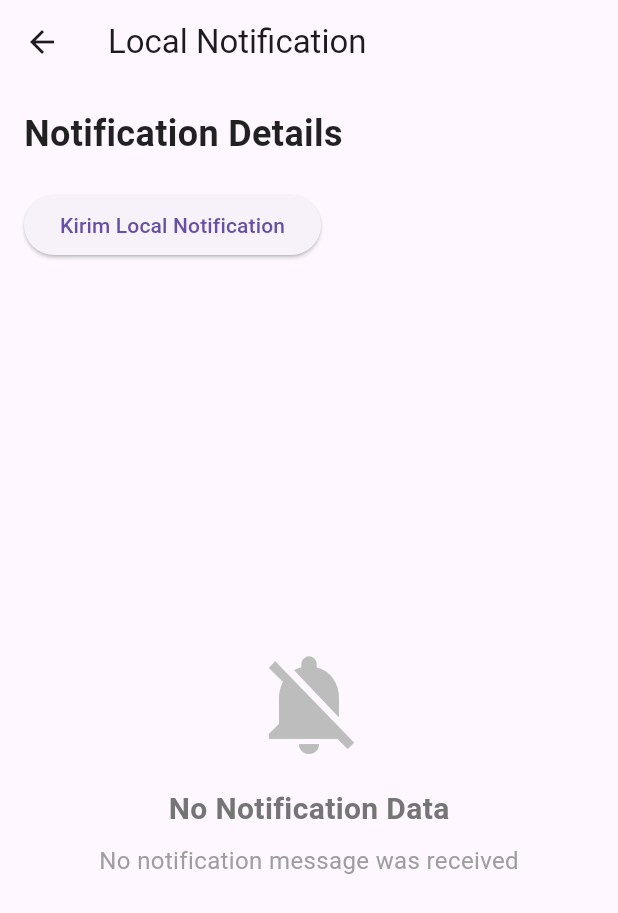
After one commit to MilzamRadifan/about_flutter, a Flutter app: the LocalNotificationPage screen opened by its route, after a tap on "Kirim Local Notification", on a phone screen of 412 x 824 dp. The commit adds this screen. Shown: the top 913 px of the screen. Run offline on Flutter 3.47's test engine with Material 3 defaults, Android fonts, the phone set to English and light mode, and no system bars; our stand-ins replace cloud_firestore, firebase_auth, firebase_core, firebase_messaging, flutter_local_notifications, fluttertoast and 1 more; accounts and stored records are empty.

Commit message:
Local Notification

```diff
--- a/lib/Screen/page/home_page.dart
+++ b/lib/Screen/page/home_page.dart
@@ -57,9 +57,15 @@ class _HomePageState extends State<HomePage> {
               },
             ),
             ListTile(
-              title: const Text('Notification'),
+              title: const Text('Remote Notification'),
               onTap: () {
-                Navigator.pushNamed(context, '/notification');
+                Navigator.pushNamed(context, '/remote-notification');
+              },
+            ),
+            ListTile(
+              title: const Text('local Notification'),
+              onTap: () {
+                Navigator.pushNamed(context, '/local-notification');
               },
             ),
 
--- /dev/null
+++ b/lib/Screen/page/local_notification_page.dart
@@ -0,0 +1,224 @@
+import 'package:flutter/material.dart';
+import 'package:event_management_app/Service/local_notification_service.dart';
+
+class LocalNotificationPage extends StatelessWidget {
+  const LocalNotificationPage({super.key});
+
+  @override
+  Widget build(BuildContext context) {
+    // Ambil pesan dari arguments jika ada
+    final String? notifMessage = ModalRoute.of(context)?.settings.arguments as String?;
+
+    return Scaffold(
+      appBar: AppBar(
+        title: const Text('Local Notification'),
+      ),
+      body: Padding(
+        padding: const EdgeInsets.all(16.0),
+        child: Column(
+          crossAxisAlignment: CrossAxisAlignment.start,
+          children: [
+            const Text(
+              'Notification Details',
+              style: TextStyle(
+                fontSize: 24,
+                fontWeight: FontWeight.bold,
+                color: Colors.black87,
+              ),
+            ),
+            const SizedBox(height: 20),
+            ElevatedButton(
+              onPressed: () async {
+                await LocalNotificationService().showNotification(
+                  title: 'Test Local Notification',
+                  body: 'Ini adalah pesan notifikasi lokal!',
+                );
+              },
+              child: const Text('Kirim Local Notification'),
+            ),
+            const SizedBox(height: 32),
+            if (notifMessage != null) ...[
+              // Title Card
+              Card(
+                elevation: 4,
+                margin: const EdgeInsets.only(bottom: 16),
+                child: Container(
+                  width: double.infinity,
+                  padding: const EdgeInsets.all(16),
+                  decoration: BoxDecoration(
+                    gradient: LinearGradient(
+                      colors: [Colors.blue.shade50, Colors.blue.shade100],
+                      begin: Alignment.topLeft,
+                      end: Alignment.bottomRight,
+                    ),
+                    borderRadius: BorderRadius.circular(12),
+                  ),
+                  child: Column(
+                    crossAxisAlignment: CrossAxisAlignment.start,
+                    children: [
+                      Row(
+                        children: [
+                          Icon(
+                            Icons.notifications_active,
+                            color: Colors.blue.shade700,
+                            size: 24,
+                          ),
+                          const SizedBox(width: 8),
+                          const Text(
+                            'Title',
+                            style: TextStyle(
+                              fontSize: 16,
+                              fontWeight: FontWeight.bold,
+                              color: Colors.black87,
+                            ),
+                          ),
+                        ],
+                      ),
+                      const SizedBox(height: 8),
+                      const Text(
+                        'Test Local Notification',
+                        style: TextStyle(
+                          fontSize: 18,
+                          fontWeight: FontWeight.w600,
+                          color: Colors.black87,
+                        ),
+                      ),
+                    ],
+                  ),
+                ),
+              ),
+              // Body Card
+              Card(
+                elevation: 4,
+                margin: const EdgeInsets.only(bottom: 16),
+                child: Container(
+                  width: double.infinity,
+                  padding: const EdgeInsets.all(16),
+                  decoration: BoxDecoration(
+                    gradient: LinearGradient(
+                      colors: [Colors.green.shade50, Colors.green.shade100],
+                      begin: Alignment.topLeft,
+                      end: Alignment.bottomRight,
+                    ),
+                    borderRadius: BorderRadius.circular(12),
+                  ),
+                  child: Column(
+                    crossAxisAlignment: CrossAxisAlignment.start,
+                    children: [
+                      Row(
+                        children: [
+                          Icon(
+                            Icons.message,
+                            color: Colors.green.shade700,
+                            size: 24,
+                          ),
+                          const SizedBox(width: 8),
+                          const Text(
+                            'Message',
+                            style: TextStyle(
+                              fontSize: 16,
+                              fontWeight: FontWeight.bold,
+                              color: Colors.black87,
+                            ),
+                          ),
+                        ],
+                      ),
+                      const SizedBox(height: 8),
+                      Text(
+                        notifMessage,
+                        style: const TextStyle(
+                          fontSize: 16,
+                          color: Colors.black87,
+                        ),
+                      ),
+                    ],
+                  ),
+                ),
+              ),
+              // Timestamp Card
+              Card(
+                elevation: 4,
+                child: Container(
+                  width: double.infinity,
+                  padding: const EdgeInsets.all(16),
+                  decoration: BoxDecoration(
+                    gradient: LinearGradient(
+                      colors: [Colors.purple.shade50, Colors.purple.shade100],
+                      begin: Alignment.topLeft,
+                      end: Alignment.bottomRight,
+                    ),
+                    borderRadius: BorderRadius.circular(12),
+                  ),
+                  child: Column(
+                    crossAxisAlignment: CrossAxisAlignment.start,
+                    children: [
+                      Row(
+                        children: [
+                          Icon(
+                            Icons.access_time,
+                            color: Colors.purple.shade700,
+                            size: 24,
+                          ),
+                          const SizedBox(width: 8),
+                          const Text(
+                            'Received At',
+                            style: TextStyle(
+                              fontSize: 16,
+                              fontWeight: FontWeight.bold,
+                              color: Colors.black87,
+                            ),
+                          ),
+                        ],
+                      ),
+                      const SizedBox(height: 8),
+                      Text(
+                        DateTime.now().toString().substring(0, 19),
+                        style: const TextStyle(
+                          fontSize: 14,
+                          color: Colors.black87,
+                        ),
+                      ),
+                    ],
+                  ),
+                ),
+              ),
+            ] else ...[
+              // No notification data
+              Expanded(
+                child: Center(
+                  child: Column(
+                    mainAxisAlignment: MainAxisAlignment.center,
+                    children: [
+                      Icon(
+                        Icons.notifications_off,
+                        size: 80,
+                        color: Colors.grey.shade400,
+                      ),
+                      const SizedBox(height: 16),
+                      Text(
+                        'No Notification Data',
+                        style: TextStyle(
+                          fontSize: 20,
+                          fontWeight: FontWeight.bold,
+                          color: Colors.grey.shade600,
+                        ),
+                      ),
+                      const SizedBox(height: 8),
+                      Text(
+                        'No notification message was received',
+                        style: TextStyle(
+                          fontSize: 16,
+                          color: Colors.grey.shade500,
+                        ),
+                      ),
+                    ],
+                  ),
+                ),
+              ),
+            ],
+          ],
+        ),
+      ),
+    );
+  }
+}
--- a/lib/Screen/page/notification_page.dart
+++ b/lib/Screen/page/remote_notification_page.dart
@@ -1,19 +1,16 @@
 import 'package:flutter/material.dart';
 import 'package:firebase_messaging/firebase_messaging.dart';
 
-class NotificationPage extends StatelessWidget {
-  const NotificationPage({super.key});
+class RemoteNotificationPage extends StatelessWidget {
+  const RemoteNotificationPage({super.key});
 
   @override
   Widget build(BuildContext context) {
-    // Ambil data notification dari arguments
     final RemoteMessage? message = ModalRoute.of(context)?.settings.arguments as RemoteMessage?;
 
     return Scaffold(
       appBar: AppBar(
-        title: const Text('Notification'),
-        backgroundColor: Colors.blue,
-        foregroundColor: Colors.white,
+        title: const Text('Remote Notification'),
       ),
       body: Padding(
         padding: const EdgeInsets.all(16.0),
--- /dev/null
+++ b/lib/Service/local_notification_service.dart
@@ -0,0 +1,56 @@
+import 'package:event_management_app/main.dart';
+import 'package:flutter_local_notifications/flutter_local_notifications.dart';
+
+class LocalNotificationService {
+  final _notificationService = FlutterLocalNotificationsPlugin();
+
+  bool _isInitialized = false;
+
+  bool get isInitialized => _isInitialized;
+
+  Future<void> initNotification() async {
+    if (_isInitialized) return;
+
+    const initSettingsAndroid =
+        AndroidInitializationSettings('@mipmap/ic_launcher');
+
+    const initSettingsIOS = DarwinInitializationSettings(
+      requestAlertPermission: true,
+      requestBadgePermission: true,
+      requestSoundPermission: true,
+    );
+
+    const initSettings = InitializationSettings(
+      android: initSettingsAndroid,
+      iOS: initSettingsIOS,
+    );
+
+    await _notificationService.initialize(initSettings,
+        onDidReceiveNotificationResponse: (NotificationResponse response) {
+          if (response.payload != null) {
+            navigatorKey.currentState?.pushNamed('/local-notification', arguments: response.payload);
+          }
+        });
+  }
+
+  NotificationDetails notificationDetails() {
+    return const NotificationDetails(
+        android: AndroidNotificationDetails(
+          'channelId',
+          'channelName',
+          channelDescription: 'channelDescription',
+          importance: Importance.max,
+          priority: Priority.high,
+        ),
+        iOS: DarwinNotificationDetails());
+  }
+
+  Future<void> showNotification({
+    int id = 0,
+    String? title,
+    String? body,
+  }) async {
+    await _notificationService.show(0, title, body, notificationDetails(),
+        payload: body);
+  }
+}
--- a/lib/Service/notif_service.dart
+++ b/lib/Service/remote_notification_service.dart
@@ -1,7 +1,7 @@
 import 'package:event_management_app/main.dart';
 import 'package:firebase_messaging/firebase_messaging.dart';
 
-class NotifService {
+class RemoteNotificationService {
   final _firebaseMessaging = FirebaseMessaging.instance;
 
   Future<void> init() async {
@@ -17,7 +17,7 @@ class NotifService {
   void handleNotification(RemoteMessage? message) {
     if (message == null) return;
 
-    navigatorKey.currentState?.pushNamed('/notification', arguments: message);
+    navigatorKey.currentState?.pushNamed('/remote-notification', arguments: message);
   }
 
   Future initPushNotification() async {
--- a/lib/main.dart
+++ b/lib/main.dart
@@ -1,7 +1,9 @@
 import 'package:event_management_app/Screen/page/event_page.dart';
-import 'package:event_management_app/Screen/page/notification_page.dart';
+import 'package:event_management_app/Screen/page/local_notification_page.dart';
+import 'package:event_management_app/Screen/page/remote_notification_page.dart';
 import 'package:event_management_app/Screen/page/sign_in_page.dart';
-import 'package:event_management_app/Service/notif_service.dart';
+import 'package:event_management_app/Service/local_notification_service.dart';
+import 'package:event_management_app/Service/remote_notification_service.dart';
 import 'package:event_management_app/firebase_options.dart';
 import 'package:event_management_app/Screen/page/home_page.dart';
 import 'package:event_management_app/Screen/page/sign_up_page.dart';
@@ -15,7 +17,9 @@ void main() async {
   await Firebase.initializeApp(
     options: DefaultFirebaseOptions.currentPlatform
   );
-  await NotifService().init(); // Comment sementara
+  await RemoteNotificationService().init();
+
+  await LocalNotificationService().initNotification();
   runApp(const MyApp());
 }
 
@@ -38,7 +42,8 @@ class MyApp extends StatelessWidget {
         '/signup': (context) => const SignUpPage(),
         '/signin': (context) => const SignInPage(),
         '/event': (context) => const EventPage(),
-        '/notification': (context) => const NotificationPage(),
+        '/remote-notification': (context) => const RemoteNotificationPage(),
+        '/local-notification': (context) => const LocalNotificationPage(),
       },
     );
   }
--- a/pubspec.yaml
+++ b/pubspec.yaml
@@ -35,6 +35,7 @@ dependencies:
   firebase_messaging: ^15.2.9
   flutter:
     sdk: flutter
+  flutter_local_notifications: ^19.3.0
   fluttertoast: ^8.2.12
   google_sign_in: ^6.2.2
 
```
Also changed, not shown: pubspec.lock, 4 other files.
